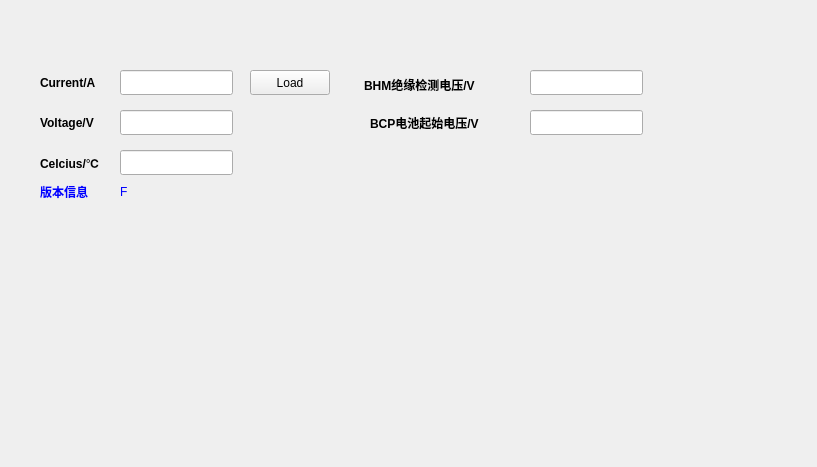
YaoLiMuMu/CAR_BMS, file widget.ui: the form before one commit.
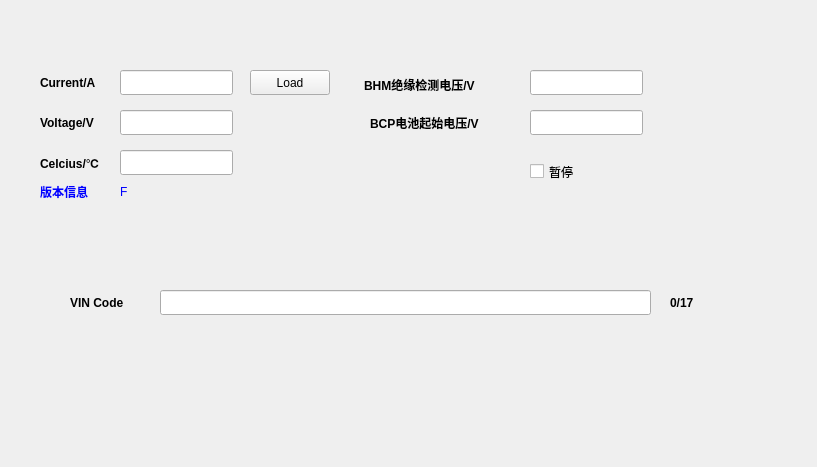
The form after the commit.

```diff
--- a/widget.ui
+++ b/widget.ui
@@ -234,6 +234,76 @@
     <cstring>lineEdit2_1</cstring>
    </property>
   </widget>
+  <widget class="QLineEdit" name="lineEdit1_6">
+   <property name="geometry">
+    <rect>
+     <x>160</x>
+     <y>290</y>
+     <width>491</width>
+     <height>25</height>
+    </rect>
+   </property>
+   <property name="text">
+    <string/>
+   </property>
+  </widget>
+  <widget class="QLabel" name="label2_12">
+   <property name="geometry">
+    <rect>
+     <x>70</x>
+     <y>290</y>
+     <width>91</width>
+     <height>25</height>
+    </rect>
+   </property>
+   <property name="font">
+    <font>
+     <weight>75</weight>
+     <bold>true</bold>
+    </font>
+   </property>
+   <property name="text">
+    <string>VIN Code</string>
+   </property>
+   <property name="buddy">
+    <cstring>lineEdit2_1</cstring>
+   </property>
+  </widget>
+  <widget class="QCheckBox" name="checkBox1_1">
+   <property name="geometry">
+    <rect>
+     <x>530</x>
+     <y>160</y>
+     <width>92</width>
+     <height>23</height>
+    </rect>
+   </property>
+   <property name="text">
+    <string>暂停</string>
+   </property>
+  </widget>
+  <widget class="QLabel" name="label2_13">
+   <property name="geometry">
+    <rect>
+     <x>670</x>
+     <y>290</y>
+     <width>141</width>
+     <height>25</height>
+    </rect>
+   </property>
+   <property name="font">
+    <font>
+     <weight>75</weight>
+     <bold>true</bold>
+    </font>
+   </property>
+   <property name="text">
+    <string>0/17</string>
+   </property>
+   <property name="buddy">
+    <cstring>lineEdit2_1</cstring>
+   </property>
+  </widget>
  </widget>
  <layoutdefault spacing="6" margin="11"/>
  <resources/>
```
